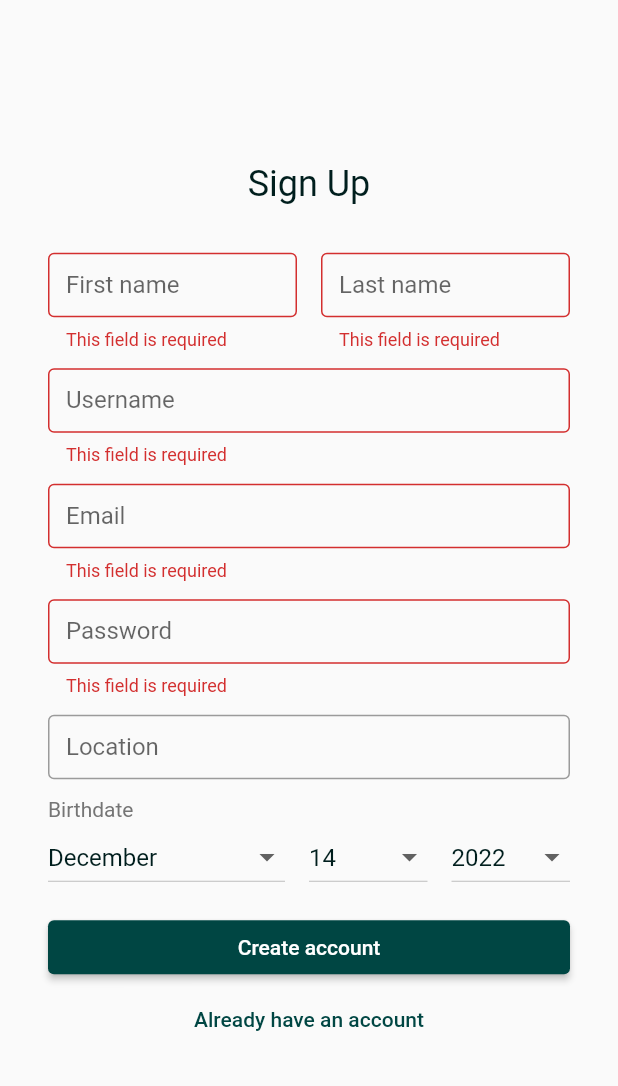
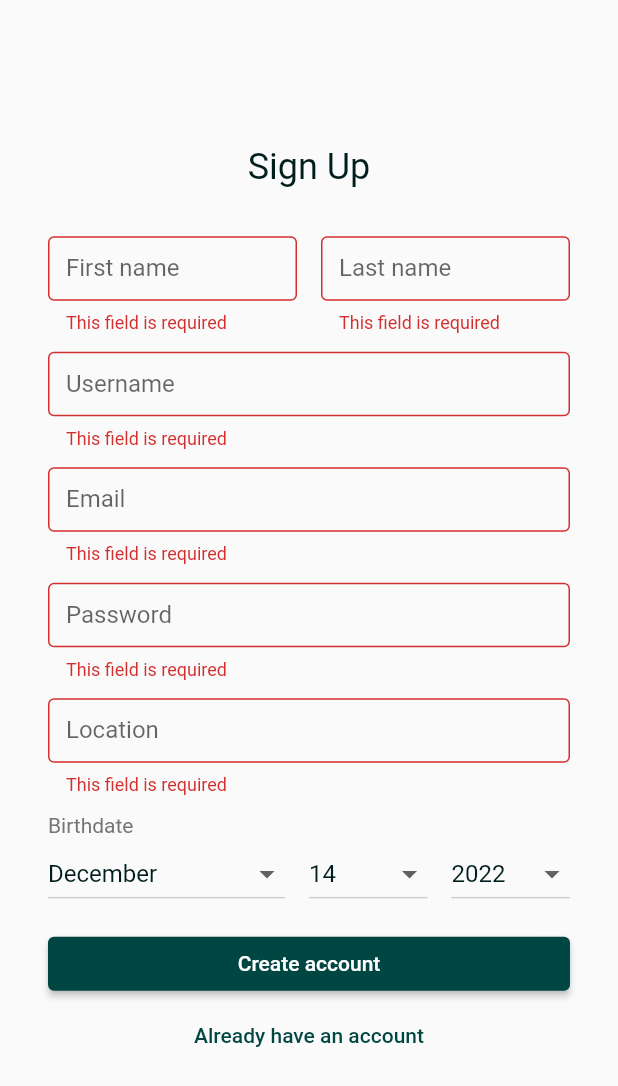
Before and after one commit to garthendrich/Teodou, a Flutter app: the SignUpPage screen opened directly, after a tap on "Create account", on a phone screen of 412 x 824 dp. Shown: the top 1086 px of the screen. Run offline on Flutter 3.47's test engine with Material 2 defaults, Android fonts, the phone set to English and light mode, and no system bars; our stand-ins replace cloud_firestore, firebase_auth, firebase_core; accounts and stored records are empty.

Commit message:
feat: add sign up location validation

```diff
--- a/lib/screens/sign_up_screen.dart
+++ b/lib/screens/sign_up_screen.dart
@@ -162,6 +162,20 @@ class _SignUpPageState extends State<SignUpPage> {
         hasSpecialCharacter;
   }
 
+  Widget _buildLocationField() {
+    return TextFormField(
+      controller: _locationController,
+      validator: (location) {
+        if (location == null || location.isEmpty) {
+          return "This field is required";
+        }
+
+        return null;
+      },
+      decoration: const InputDecoration(labelText: "Location"),
+    );
+  }
+
   Widget _buildBirthDateFields() {
     return Column(
       crossAxisAlignment: CrossAxisAlignment.start,
@@ -171,13 +185,6 @@ class _SignUpPageState extends State<SignUpPage> {
           onChanged: (birthDate) => setState(() => _birthDate = birthDate),
         ),
       ],
-    );
-  }
-
-  Widget _buildLocationField() {
-    return TextFormField(
-      controller: _locationController,
-      decoration: const InputDecoration(labelText: "Location"),
     );
   }
 
```
